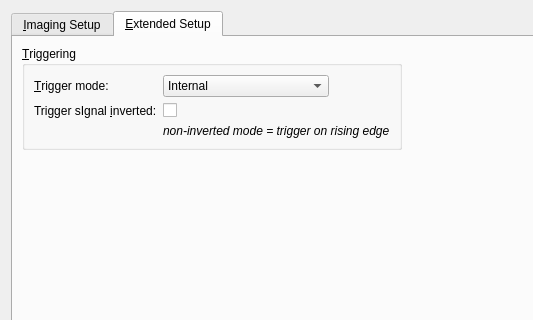
Above: plugins/cam_andor/andorsettingsdialog.ui from jkriege2/QuickFit3 before the change; both pictures show x 0 to 533 and y 0 to 320 of the 874 by 772 pixel window. Below: the same form after it.
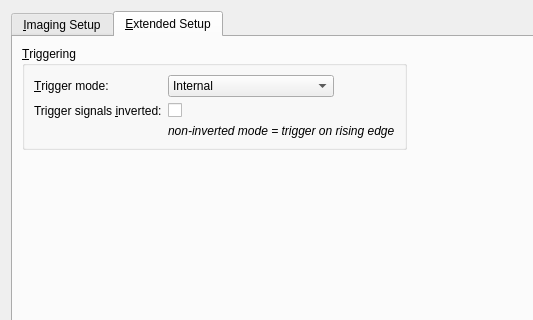
That is the form after the change. The open tabs and pages were chosen to show the change. Icons and pictures are not drawn.

Commit message: QuickFit3/camAndor: improved documentation

Patch:
```diff
--- a/plugins/cam_andor/andorsettingsdialog.ui
+++ b/plugins/cam_andor/andorsettingsdialog.ui
@@ -1031,7 +1031,7 @@
           <item row="2" column="0">
            <widget class="QLabel" name="label_29">
             <property name="text">
-             <string>Trigger sIgnal &amp;inverted:</string>
+             <string>Trigger signals &amp;inverted:</string>
             </property>
             <property name="buddy">
              <cstring>chkTriggerInvert</cstring>
```
The commit also changes 1 other file.
